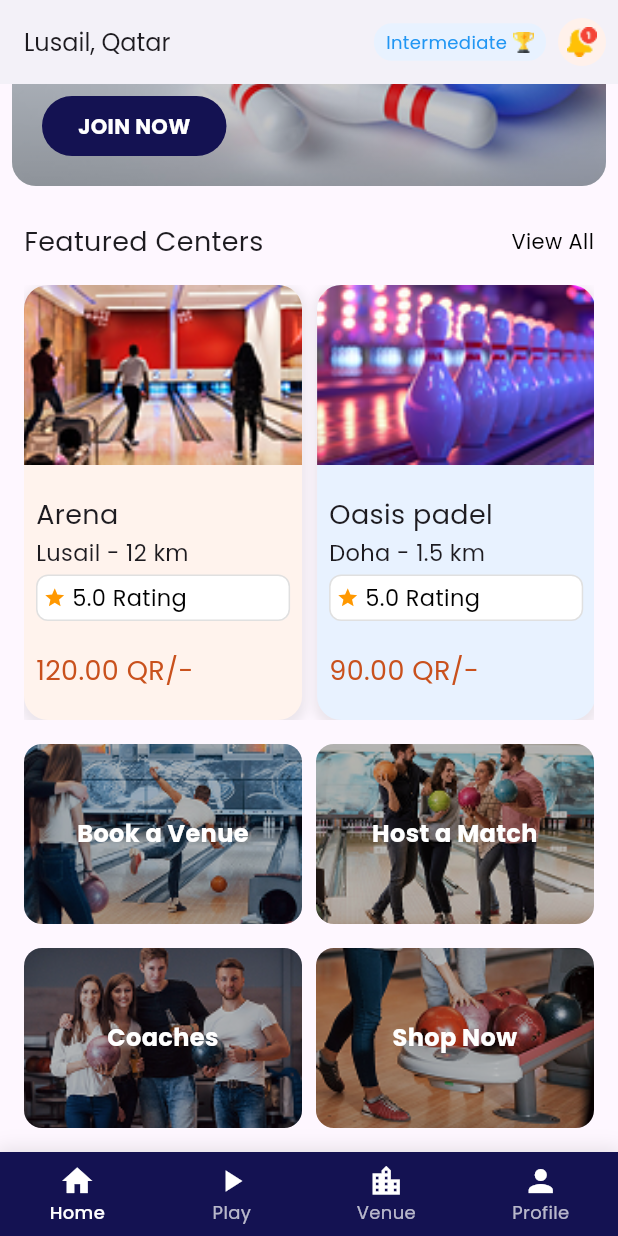
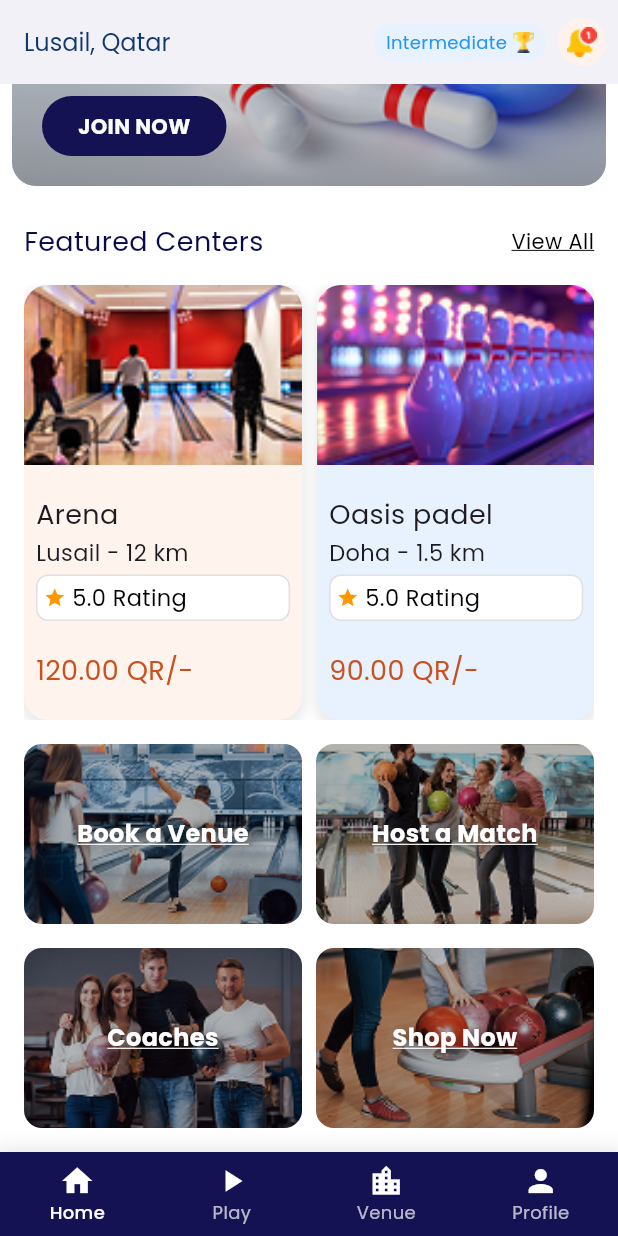
Before and after one commit to mohammedanshad1/game_app, a Flutter app: the screen it shows after launch, scrolled down 140 dp, on a phone screen of 412 x 824 dp. Run offline on Flutter 3.47's test engine with Material 3 defaults, Android fonts, the phone set to English and light mode, and no system bars; our stand-ins replace google_fonts.

Commit message:
under line give in bottom of action cards

```diff
--- a/lib/view/homescreen_view.dart
+++ b/lib/view/homescreen_view.dart
@@ -5,32 +5,29 @@ class HomeScreen extends StatelessWidget {
   @override
   Widget build(BuildContext context) {
     return Scaffold(
+      backgroundColor: Colors.white, // White background for entire scaffold
       appBar: AppBar(
         backgroundColor: Colors.white,
         elevation: 0,
-        // title: Text(
-        //   'St Home',
-        //   style: GoogleFonts.poppins(fontSize: 20, fontWeight: FontWeight.bold),
-        // ),
         title: Text(
           'Lusail, Qatar',
-          style: GoogleFonts.poppins(fontSize: 16),
+          style: GoogleFonts.poppins(
+            fontSize: 16,
+            color: Color(0xFF0F386D), // Hex color #0F386D
+          ),
         ),
-        // Upward arrow icon (opposite of location icon)
         actions: [
           Padding(
             padding: const EdgeInsets.all(8.0),
             child: Row(
-              mainAxisAlignment: MainAxisAlignment
-                  .spaceAround, // To position elements at corners
+              mainAxisAlignment: MainAxisAlignment.spaceAround,
               children: [
-                // Right corner: Intermediate container and notification avatar
                 Row(
                   children: [
                     Container(
                       padding: EdgeInsets.symmetric(horizontal: 8, vertical: 4),
                       decoration: BoxDecoration(
-                        color: Color(0xFFE8F2FF), // Hex #E8F2FF
+                        color: Color(0xFFE8F2FF),
                         borderRadius: BorderRadius.circular(12),
                       ),
                       child: Row(
@@ -42,19 +39,16 @@ class HomeScreen extends StatelessWidget {
                           ),
                           SizedBox(width: 4),
                           Image(
-                              image: AssetImage(
-                                  "assets/images/image 880.png")), // Ensure this asset exists
+                              image: AssetImage("assets/images/image 880.png")),
                         ],
                       ),
                     ),
                     SizedBox(width: 8),
-                    // Notification icon in circular avatar
                     CircleAvatar(
-                      backgroundColor: Color(0xFFFFF1EB), // Hex #FFF1EB
+                      backgroundColor: Color(0xFFFFF1EB),
                       radius: 16,
                       child: Image(
-                          image: AssetImage(
-                              "assets/images/image 881.png")), // Ensure this asset exists
+                          image: AssetImage("assets/images/image 881.png")),
                     ),
                   ],
                 ),
@@ -68,30 +62,25 @@ class HomeScreen extends StatelessWidget {
           crossAxisAlignment: CrossAxisAlignment.start,
           children: [
             // Banner Section
-            // Banner Section
             Padding(
               padding: const EdgeInsets.all(8.0),
               child: Container(
-                height: 200, // Fixed height for the container
+                height: 200,
                 width: double.infinity,
                 decoration: BoxDecoration(
-                  borderRadius: BorderRadius.circular(
-                      16), // Rounded corners for container
-                  color: Colors.grey[300], // Fallback color
+                  borderRadius: BorderRadius.circular(16),
+                  color: Colors.grey[300],
                 ),
                 child: ClipRRect(
-                  borderRadius: BorderRadius.circular(
-                      16), // Match container's border radius
+                  borderRadius: BorderRadius.circular(16),
                   child: Stack(
                     children: [
-                      // Background image that fills the container
                       Image.asset(
-                        'assets/images/image.png', // Your bowling image
+                        'assets/images/image.png',
                         fit: BoxFit.cover,
                         width: double.infinity,
-                        height: double.infinity, // Fill the container
+                        height: double.infinity,
                       ),
-                      // Gradient overlay for better text visibility
                       Container(
                         decoration: BoxDecoration(
                           gradient: LinearGradient(
@@ -114,8 +103,7 @@ class HomeScreen extends StatelessWidget {
                               'Keep yourself fit with us',
                               style: GoogleFonts.poppins(
                                 fontSize: 18,
-                                color: Color(0xFF0F386D), // Hex color #0F386D
-                                // Changed to white for better visibility
+                                color: Color(0xFF0F386D),
                               ),
                             ),
                             SizedBox(height: 4),
@@ -125,7 +113,7 @@ class HomeScreen extends StatelessWidget {
                                 Text(
                                   'CREATE YOUR',
                                   style: GoogleFonts.poppins(
-                                    fontSize: 24, // Increased font size
+                                    fontSize: 24,
                                     color: Colors.orange,
                                     fontWeight: FontWeight.bold,
                                   ),
@@ -133,7 +121,7 @@ class HomeScreen extends StatelessWidget {
                                 Text(
                                   'GAME',
                                   style: GoogleFonts.poppins(
-                                    fontSize: 24, // Increased font size
+                                    fontSize: 24,
                                     color: Colors.orange,
                                     fontWeight: FontWeight.bold,
                                   ),
@@ -141,11 +129,8 @@ class HomeScreen extends StatelessWidget {
                               ],
                             ),
                             SizedBox(height: 12),
-                            // "JOIN NOW" button
                             InkWell(
-                              onTap: () {
-                                // Add your join now functionality
-                              },
+                              onTap: () {},
                               child: Container(
                                 padding: EdgeInsets.symmetric(
                                     horizontal: 24, vertical: 10),
@@ -182,22 +167,29 @@ class HomeScreen extends StatelessWidget {
                     children: [
                       Text(
                         'Featured Centers',
-                        style: GoogleFonts.poppins(fontSize: 18),
+                        style: GoogleFonts.poppins(
+                          fontSize: 18,
+                          color: Color(0xFF090A4E), // Hex color #090A4E
+                        ),
                       ),
-                      Text(
-                        'View All',
-                        style: GoogleFonts.poppins(
-                            fontSize: 14, color: Colors.black),
+                      InkWell(
+                        onTap: () {},
+                        child: Text(
+                          'View All',
+                          style: GoogleFonts.poppins(
+                            fontSize: 14,
+                            color: Colors.black,
+                            decoration: TextDecoration.underline,
+                          ),
+                        ),
                       ),
                     ],
                   ),
                   SizedBox(height: 16),
                   SingleChildScrollView(
-                    scrollDirection:
-                        Axis.horizontal, // Enable horizontal scrolling
+                    scrollDirection: Axis.horizontal,
                     child: Row(
-                      mainAxisAlignment: MainAxisAlignment
-                          .start, // Changed to start for scrollable layout
+                      mainAxisAlignment: MainAxisAlignment.start,
                       children: [
                         _buildCenterCard(
                           context,
@@ -206,10 +198,10 @@ class HomeScreen extends StatelessWidget {
                           '12 km',
                           '5.0 Rating',
                           '120.00',
-                          Color(0xFFFFF3ED), // Hex #FFF3ED
-                          'assets/images/image (1).png', // Replace with your image asset
+                          Color(0xFFFFF3ED),
+                          'assets/images/image (1).png',
                         ),
-                        SizedBox(width: 10), // Space between cards
+                        SizedBox(width: 10),
                         _buildCenterCard(
                           context,
                           'Oasis padel',
@@ -217,10 +209,10 @@ class HomeScreen extends StatelessWidget {
                           '1.5 km',
                           '5.0 Rating',
                           '90.00',
-                          Color(0xFFE8F2FF), // Hex #E8F2FF
-                          'assets/images/image (2).png', // Replace with your image asset
+                          Color(0xFFE8F2FF),
+                          'assets/images/image (2).png',
                         ),
-                        SizedBox(width: 10), // Space between cards
+                        SizedBox(width: 10),
                         _buildCenterCard(
                           context,
                           'Rivu',
@@ -228,8 +220,8 @@ class HomeScreen extends StatelessWidget {
                           '0 km',
                           '5.0 Rating',
                           '120.00',
-                          Color(0xFFFFF1EB), // Hex #FFF1EB
-                          'assets/images/image (3).png', // Replace with your image asset
+                          Color(0xFFFFF1EB),
+                          'assets/images/image (3).png',
                         ),
                       ],
                     ),
@@ -262,7 +254,7 @@ class HomeScreen extends StatelessWidget {
       ),
       bottomNavigationBar: Container(
         decoration: BoxDecoration(
-          color: Color(0xFF141252), // Background color #141252
+          color: Color(0xFF141252),
           boxShadow: [
             BoxShadow(
               color: Colors.black.withOpacity(0.1),
@@ -303,9 +295,7 @@ class HomeScreen extends StatelessWidget {
           unselectedLabelStyle: GoogleFonts.poppins(
             fontSize: 12,
           ),
-          onTap: (index) {
-            // Handle navigation
-          },
+          onTap: (index) {},
         ),
       ),
     );
@@ -321,44 +311,39 @@ class HomeScreen extends StatelessWidget {
       Color color,
       String imagePath) {
     return Container(
-      width: MediaQuery.of(context).size.width *
-          0.45, // Width ~45% to match screenshot
-      height: 290, // Height ~290 pixels to match your design
+      width: MediaQuery.of(context).size.width * 0.45,
+      height: 290,
       decoration: BoxDecoration(
         color: color,
-        borderRadius: BorderRadius.circular(
-            16), // Slightly larger radius for rounded corners
+        borderRadius: BorderRadius.circular(16),
         boxShadow: [
           BoxShadow(
             color: Colors.grey.withOpacity(0.2),
             spreadRadius: 2,
             blurRadius: 5,
-            offset: Offset(0, 3), // Adds a subtle shadow
+            offset: Offset(0, 3),
           ),
         ],
       ),
       child: Column(
         children: [
-          // Image at the top
           Container(
-            height: 120, // Increased image height to fit the taller card
+            height: 120,
             width: double.infinity,
             decoration: BoxDecoration(
               borderRadius: BorderRadius.vertical(top: Radius.circular(16)),
               image: DecorationImage(
-                image: AssetImage(imagePath), // Use the provided image path
+                image: AssetImage(imagePath),
                 fit: BoxFit.cover,
               ),
             ),
           ),
-          // Text details below the image
           Expanded(
             child: Padding(
               padding: const EdgeInsets.all(8.0),
               child: Column(
                 mainAxisAlignment: MainAxisAlignment.center,
-                crossAxisAlignment:
-                    CrossAxisAlignment.start, // Align text to the left
+                crossAxisAlignment: CrossAxisAlignment.start,
                 children: [
                   Text(
                     title,
@@ -373,15 +358,11 @@ class HomeScreen extends StatelessWidget {
                   ),
                   SizedBox(height: 4),
                   Container(
-                    padding: EdgeInsets.symmetric(
-                        horizontal: 4,
-                        vertical: 4), // Decreased width, increased height
+                    padding: EdgeInsets.symmetric(horizontal: 4, vertical: 4),
                     decoration: BoxDecoration(
-                      color: Colors.white, // White background
+                      color: Colors.white,
                       borderRadius: BorderRadius.circular(8),
-                      border: Border.all(
-                          color:
-                              Colors.grey[300]!), // Light border for visibility
+                      border: Border.all(color: Colors.grey[300]!),
                     ),
                     child: Row(
                       mainAxisAlignment: MainAxisAlignment.start,
@@ -398,9 +379,9 @@ class HomeScreen extends StatelessWidget {
                   ),
                   SizedBox(height: 20),
                   Text(
-                    '$price QR/-', // Append "QR/-" to price
+                    '$price QR/-',
                     style: GoogleFonts.poppins(
-                        fontSize: 18, color: Color(0xFFC9511D)), // Hex #C9511D
+                        fontSize: 18, color: Color(0xFFC9511D)),
                     textAlign: TextAlign.left,
                   ),
                 ],
@@ -420,7 +401,7 @@ class HomeScreen extends StatelessWidget {
       decoration: BoxDecoration(
         borderRadius: BorderRadius.circular(12),
         image: DecorationImage(
-          image: AssetImage(imagePath), // Replace with your image asset
+          image: AssetImage(imagePath),
           fit: BoxFit.cover,
           colorFilter: ColorFilter.mode(Colors.black26, BlendMode.darken),
         ),
@@ -429,7 +410,19 @@ class HomeScreen extends StatelessWidget {
         child: Text(
           title,
           style: GoogleFonts.poppins(
-              fontSize: 16, color: Colors.white, fontWeight: FontWeight.bold),
+            fontSize: 16,
+            color: Colors.white,
+            fontWeight: FontWeight.bold,
+            decoration: TextDecoration.underline,
+            decorationColor: Colors.white, // White underline color
+            shadows: [
+              Shadow(
+                blurRadius: 10,
+                color: Colors.black.withOpacity(0.5),
+                offset: Offset(2, 2),
+              ),
+            ],
+          ),
           textAlign: TextAlign.center,
         ),
       ),
```
